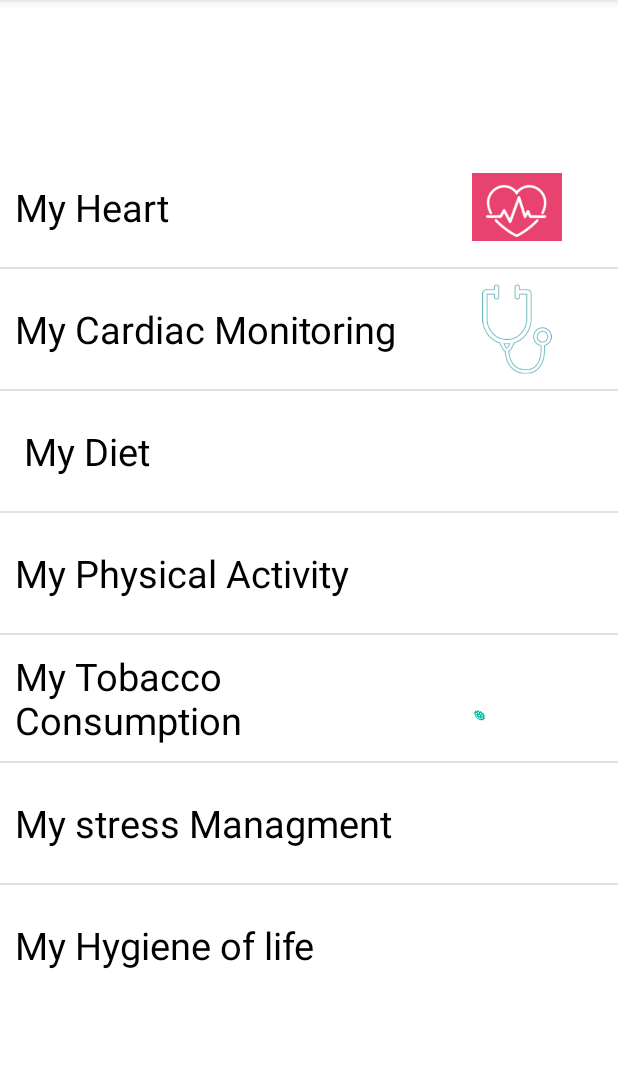
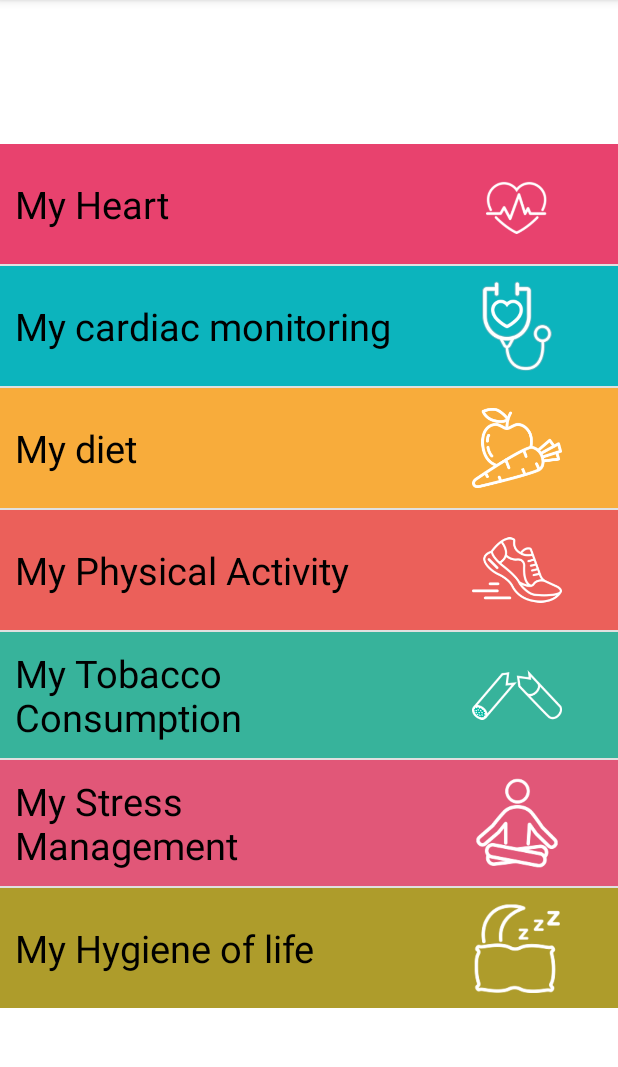
Before and after one commit to hylionx/HealthCheck, an Android app: the CheckUpAppActivity screen opened directly, with no data from a screen before it, on a phone screen of 412 x 824 dp, the part 84-1151 px from its top. Run offline under Robolectric (Android 15) with nearby library versions, the light colour scheme and no system bars; Roboto replaces fonts that are not available here.

Commit message:
Add  ListView and add background color

```diff
--- a/app/src/main/java/com/example/healthcheck/CheckUpAppActivity.java
+++ b/app/src/main/java/com/example/healthcheck/CheckUpAppActivity.java
@@ -13,15 +13,46 @@ import android.widget.TextView;
 public class CheckUpAppActivity extends BaseActivity {
 
     ListView listView;
-    String[] topicName = {"My Heart", "My Cardiac Monitoring"," My Diet", "My Physical Activity", "My Tobacco Consumption", "My stress Managment","My Hygiene of life"};
-    int [] topicImage = {R.drawable.coeur, R.drawable.suivicardiaque, R.drawable.alimentation, R.drawable.basket, R.drawable.tabac, R.drawable.stress, R.drawable.dodo};
-
+    String[] topicName;
+    int [] topicImage;
+    int [] bgColors;
 
     @Override
     protected void onCreate(Bundle savedInstanceState) {
         super.onCreate(savedInstanceState);
         setContentView(R.layout.activity_check_up_app);
         getPersonByIntent();
+
+        topicName = new String[]{
+                getString(R.string.txtMyHeartTitle),
+                getString(R.string.my_cardiac_monitoring_title),
+                getString(R.string.my_diet_title),
+                getString(R.string.myPhysicalActivityTitle),
+                getString(R.string.myTobaccoConsumptionTitle),
+                getString(R.string.myStressManagementTitle),
+                getString(R.string.myHygieneOfLifeTitle)
+        };
+
+        topicImage = new int[]{
+                R.drawable.coeur,
+                R.drawable.suivicardiaque,
+                R.drawable.alimentation,
+                R.drawable.basket,
+                R.drawable.tabac,
+                R.drawable.stress,
+                R.drawable.dodo
+        };
+
+        bgColors = new int[]{
+                R.color.myHeart,
+                R.color.myCardiacMonitoring,
+                R.color.myDiet,
+                R.color.myPhysicalActivity,
+                R.color.myTobaccoActivity,
+                R.color.myStressManagment,
+                R.color.myHygieneOfLife
+
+        };
 
         listView = findViewById(R.id.listview);
 
@@ -70,6 +101,7 @@ public class CheckUpAppActivity extends BaseActivity {
            View view1 = getLayoutInflater().inflate(R.layout.activity_row_data, null);
             TextView name = view1.findViewById(R.id.txtTitleTopic);
             ImageView image = view1.findViewById(R.id.images);
+            view1.setBackgroundColor(getResources().getColor(bgColors[i]));
 
             name.setText(topicName[i]);
             image.setImageResource(topicImage[i]);
--- a/app/src/main/java/com/example/healthcheck/ListDataActivity.java
+++ b/app/src/main/java/com/example/healthcheck/ListDataActivity.java
@@ -44,13 +44,15 @@ public class ListDataActivity extends BaseActivity {
                 q.setText(qa.questionValue);
                 q.setTextSize(15);
                 q.setTextAlignment(View.TEXT_ALIGNMENT_CENTER);
+                q.setPadding(0,20,0,0);
 
 
 
                 TextView a = new TextView(this);
                 a.setText(qa.answerValue);
-                a.setTextSize(8);
+                a.setTextSize(10);
                 a.setTextAlignment(View.TEXT_ALIGNMENT_CENTER);
+                a.setPadding(0,0,0,20);
 
                 linearlayout.addView(q);
                 linearlayout.addView(a);
--- a/app/src/main/res/layout/activity_row_data.xml
+++ b/app/src/main/res/layout/activity_row_data.xml
@@ -4,14 +4,13 @@
     xmlns:app="http://schemas.android.com/apk/res-auto"
     xmlns:tools="http://schemas.android.com/tools"
     android:layout_width="match_parent"
-    android:layout_height="match_parent"
-    tools:context=".rowDataActivity">
+    android:layout_height="match_parent">
 
     <RelativeLayout
         android:id="@+id/listviewdata"
         android:layout_width="match_parent"
-        android:padding="10dp"
-        android:layout_height="wrap_content">
+        android:layout_height="wrap_content"
+        android:padding="10dp">
 
         <TextView
             android:id="@+id/txtTitleTopic"
--- a/app/src/main/res/values/colors.xml
+++ b/app/src/main/res/values/colors.xml
@@ -7,4 +7,13 @@
     <color name="teal_700">#FF018786</color>
     <color name="black">#FF000000</color>
     <color name="white">#FFFFFFFF</color>
+
+    <color name="myHeart"> #E8426E</color>
+    <color name="myCardiacMonitoring"> #0cb4bd</color>
+    <color name="myDiet"> #f8ac3b</color>
+    <color name="myPhysicalActivity"> #EB605A</color>
+    <color name="myTobaccoActivity"> #37B39B</color>
+    <color name="myStressManagment"> #E15778</color>
+    <color name="myHygieneOfLife"> #AE9C2B</color>
+
 </resources>
```
